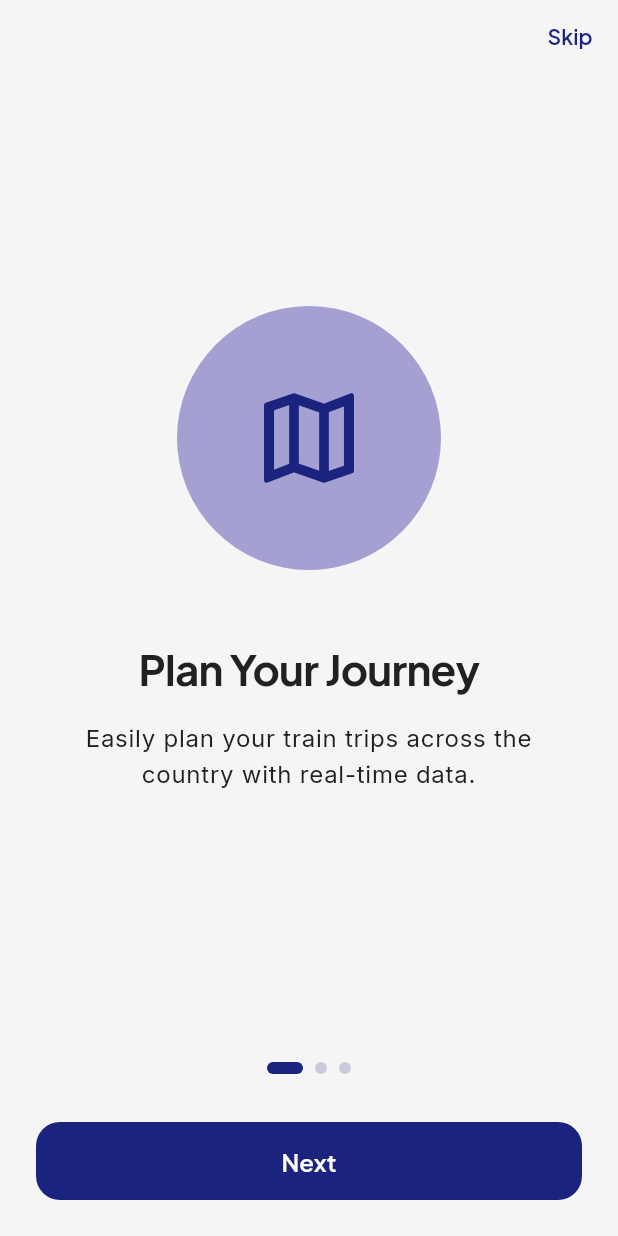
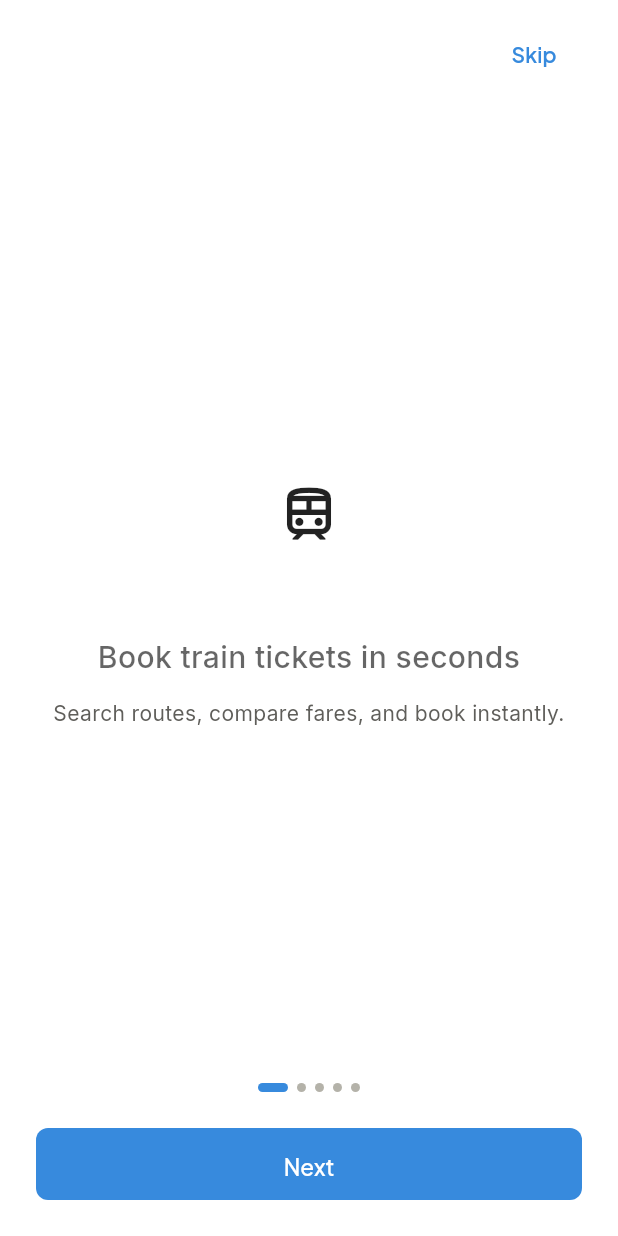
Before and after one commit to RasZarky/byTrain, a Flutter app: the screen it shows after launch, on a phone screen of 412 x 824 dp. Run offline on Flutter 3.47's test engine with Material 3 defaults, Android fonts, the phone set to English and light mode, and no system bars; our stand-ins replace equatable, flutter_bloc, go_router, google_fonts, skeletonizer.

Commit message:
Edit onboarding

```diff
--- /dev/null
+++ b/lib/features/onboarding/domain/onboarding_model.dart
@@ -0,0 +1,13 @@
+import 'package:flutter/material.dart';
+
+class OnboardingModel {
+  final IconData icon;
+  final String title;
+  final String subtitle;
+
+  const OnboardingModel({
+    required this.icon,
+    required this.title,
+    required this.subtitle,
+  });
+}
--- a/lib/features/onboarding/presentation/onboarding_screen.dart
+++ b/lib/features/onboarding/presentation/onboarding_screen.dart
@@ -1,7 +1,8 @@
+
+import 'package:by_train/features/onboarding/domain/onboarding_model.dart';
+import 'package:by_train/features/onboarding/presentation/widgets/onboarding_widget.dart';
 import 'package:flutter/material.dart';
 import 'package:go_router/go_router.dart';
-import '../../../core/theme/app_dimensions.dart';
-import '../../../core/widgets/app_button.dart';
 
 class OnboardingScreen extends StatefulWidget {
   const OnboardingScreen({super.key});
@@ -11,79 +12,151 @@ class OnboardingScreen extends StatefulWidget {
 }
 
 class _OnboardingScreenState extends State<OnboardingScreen> {
-  final PageController _pageController = PageController();
+  final PageController _controller = PageController();
   int _currentPage = 0;
 
-  final List<OnboardingData> _data = [
-    OnboardingData(
-      title: 'Plan Your Journey',
-      description: 'Easily plan your train trips across the country with real-time data.',
+  static const _accent = Color(0xFF378ADD);
+
+  final List<OnboardingModel> _pages = const [
+    OnboardingModel(
+      icon: Icons.train_outlined,
+      title: 'Book train tickets in seconds',
+      subtitle: 'Search routes, compare fares, and book instantly.',
+    ),
+    OnboardingModel(
       icon: Icons.map_outlined,
+      title: 'Live routes and platforms',
+      subtitle: 'Real-time updates on delays, gates, and connections.',
     ),
-    OnboardingData(
-      title: 'Real-time Status',
-      description: 'Get live updates on train arrivals, departures, and delays.',
-      icon: Icons.timer_outlined,
+    OnboardingModel(
+      icon: Icons.confirmation_number_outlined,
+      title: 'Tickets in your pocket',
+      subtitle: 'Skip the counter with mobile tickets and QR boarding.',
     ),
-    OnboardingData(
-      title: 'Save Favorites',
-      description: 'Bookmark your frequent routes and stations for quick access.',
-      icon: Icons.star_outline,
+    OnboardingModel(
+      icon: Icons.notifications_outlined,
+      title: 'Never miss a departure',
+      subtitle: 'Get alerts for delays, platform changes, and boarding time.',
+    ),
+    OnboardingModel(
+      icon: Icons.rocket_launch_outlined,
+      title: 'Ready to ride',
+      subtitle: 'Create an account to start booking your journeys.',
     ),
   ];
+
+  bool get _isLastPage => _currentPage == _pages.length - 1;
+
+  void _next() {
+    if (_isLastPage) {
+      context.go('/home');
+      return;
+    }
+    _controller.nextPage(
+      duration: const Duration(milliseconds: 300),
+      curve: Curves.easeOut,
+    );
+  }
+
+  void _skip() {
+    _controller.animateToPage(
+      _pages.length - 1,
+      duration: const Duration(milliseconds: 300),
+      curve: Curves.easeOut,
+    );
+  }
+
+  @override
+  void dispose() {
+    _controller.dispose();
+    super.dispose();
+  }
 
   @override
   Widget build(BuildContext context) {
     final theme = Theme.of(context);
 
     return Scaffold(
+      backgroundColor: theme.colorScheme.surface,
       body: SafeArea(
         child: Column(
           children: [
-            Align(
-              alignment: Alignment.topRight,
-              child: TextButton(
-                onPressed: () => context.go('/home'),
-                child: const Text('Skip'),
+            // Skip button row
+            Padding(
+              padding: const EdgeInsets.fromLTRB(24, 12, 24, 0),
+              child: Align(
+                alignment: Alignment.centerRight,
+                child: _isLastPage
+                    ? const SizedBox(height: 20)
+                    : TextButton(
+                        onPressed: _skip,
+                        child: const Text(
+                          'Skip',
+                          style: TextStyle(color: _accent, fontSize: 14),
+                        ),
+                      ),
               ),
             ),
+
+            // Pages
             Expanded(
               child: PageView.builder(
-                controller: _pageController,
-                onPageChanged: (index) {
-                  setState(() {
-                    _currentPage = index;
-                  });
+                controller: _controller,
+                itemCount: _pages.length,
+                onPageChanged: (i) => setState(() => _currentPage = i),
+                itemBuilder: (context, index) {
+                  final page = _pages[index];
+                  return OnboardingWidget(page: page);
                 },
-                itemCount: _data.length,
-                itemBuilder: (context, index) => _OnboardingPage(data: _data[index]),
               ),
             ),
+
+            // Progress dots
+            Row(
+              mainAxisAlignment: MainAxisAlignment.center,
+              children: List.generate(_pages.length, (index) {
+                final active = index == _currentPage;
+                return AnimatedContainer(
+                  duration: const Duration(milliseconds: 200),
+                  margin: const EdgeInsets.symmetric(horizontal: 3),
+                  width: active ? 20 : 6,
+                  height: 6,
+                  decoration: BoxDecoration(
+                    color: active ? _accent : const Color(0xFFB4B2A9),
+                    borderRadius: BorderRadius.circular(3),
+                  ),
+                );
+              }),
+            ),
+
+            // CTA buttons
             Padding(
-              padding: const EdgeInsets.all(AppDimensions.l),
+              padding: const EdgeInsets.fromLTRB(24, 24, 24, 24),
               child: Column(
                 children: [
-                  Row(
-                    mainAxisAlignment: MainAxisAlignment.center,
-                    children: List.generate(
-                      _data.length,
-                      (index) => _buildIndicator(index, theme),
+                  SizedBox(
+                    width: double.infinity,
+                    height: 48,
+                    child: ElevatedButton(
+                      onPressed: _next,
+                      style: ElevatedButton.styleFrom(
+                        backgroundColor: _accent,
+                        foregroundColor: Colors.white,
+                        elevation: 0,
+                        shape: RoundedRectangleBorder(
+                          borderRadius: BorderRadius.circular(8),
+                        ),
+                      ),
+                      child: Text(
+                        _isLastPage ? 'Get started' : 'Next',
+                        style: const TextStyle(
+                          fontSize: 15,
+                          fontWeight: FontWeight.w500,
+                        ),
+                      ),
                     ),
                   ),
-                  const SizedBox(height: AppDimensions.xl),
-                  AppButton(
-                    label: _currentPage == _data.length - 1 ? 'Get Started' : 'Next',
-                    onPressed: () {
-                      if (_currentPage < _data.length - 1) {
-                        _pageController.nextPage(
-                          duration: const Duration(milliseconds: 300),
-                          curve: Curves.easeInOut,
-                        );
-                      } else {
-                        context.go('/home');
-                      }
-                    },
-                  ),
+
                 ],
               ),
             ),
@@ -92,74 +165,4 @@ class _OnboardingScreenState extends State<OnboardingScreen> {
       ),
     );
   }
-
-  Widget _buildIndicator(int index, ThemeData theme) {
-    return AnimatedContainer(
-      duration: const Duration(milliseconds: 200),
-      margin: const EdgeInsets.symmetric(horizontal: 4),
-      height: 8,
-      width: _currentPage == index ? 24 : 8,
-      decoration: BoxDecoration(
-        color: _currentPage == index
-            ? theme.colorScheme.primary
-            : theme.colorScheme.primary.withValues(alpha: 0.2),
-        borderRadius: BorderRadius.circular(4),
-      ),
-    );
-  }
 }
-
-class OnboardingData {
-  final String title;
-  final String description;
-  final IconData icon;
-
-  OnboardingData({
-    required this.title,
-    required this.description,
-    required this.icon,
-  });
-}
-
-class _OnboardingPage extends StatelessWidget {
-  final OnboardingData data;
-
-  const _OnboardingPage({required this.data});
-
-  @override
-  Widget build(BuildContext context) {
-    final theme = Theme.of(context);
-    return Padding(
-      padding: const EdgeInsets.all(AppDimensions.xl),
-      child: Column(
-        mainAxisAlignment: MainAxisAlignment.center,
-        children: [
-          Container(
-            padding: const EdgeInsets.all(AppDimensions.xxl),
-            decoration: BoxDecoration(
-              color: theme.colorScheme.primaryContainer.withValues(alpha: 0.5),
-              shape: BoxShape.circle,
-            ),
-            child: Icon(
-              data.icon,
-              size: 80,
-              color: theme.colorScheme.primary,
-            ),
-          ),
-          const SizedBox(height: AppDimensions.xxl),
-          Text(
-            data.title,
-            textAlign: TextAlign.center,
-            style: theme.textTheme.headlineMedium,
-          ),
-          const SizedBox(height: AppDimensions.m),
-          Text(
-            data.description,
-            textAlign: TextAlign.center,
-            style: theme.textTheme.bodyLarge,
-          ),
-        ],
-      ),
-    );
-  }
-}
--- /dev/null
+++ b/lib/features/onboarding/presentation/widgets/onboarding_widget.dart
@@ -0,0 +1,42 @@
+import 'package:by_train/features/onboarding/domain/onboarding_model.dart';
+import 'package:flutter/material.dart';
+
+class OnboardingWidget extends StatelessWidget {
+  final OnboardingModel page;
+
+  const OnboardingWidget({super.key, required this.page});
+
+  @override
+  Widget build(BuildContext context) {
+    return Padding(
+      padding: const EdgeInsets.symmetric(horizontal: 32),
+      child: Column(
+        mainAxisAlignment: MainAxisAlignment.center,
+        children: [
+          Container(
+            width: 96,
+            height: 96,
+            decoration: const BoxDecoration(shape: BoxShape.circle),
+            child: Icon(page.icon, size: 44),
+          ),
+          const SizedBox(height: 32),
+          Text(
+            page.title,
+            textAlign: TextAlign.center,
+            style: const TextStyle(fontSize: 20, fontWeight: FontWeight.w500),
+          ),
+          const SizedBox(height: 12),
+          Text(
+            page.subtitle,
+            textAlign: TextAlign.center,
+            style: const TextStyle(
+              fontSize: 14,
+              height: 1.6,
+              color: Color(0xFF5F5E5A),
+            ),
+          ),
+        ],
+      ),
+    );
+  }
+}
```
